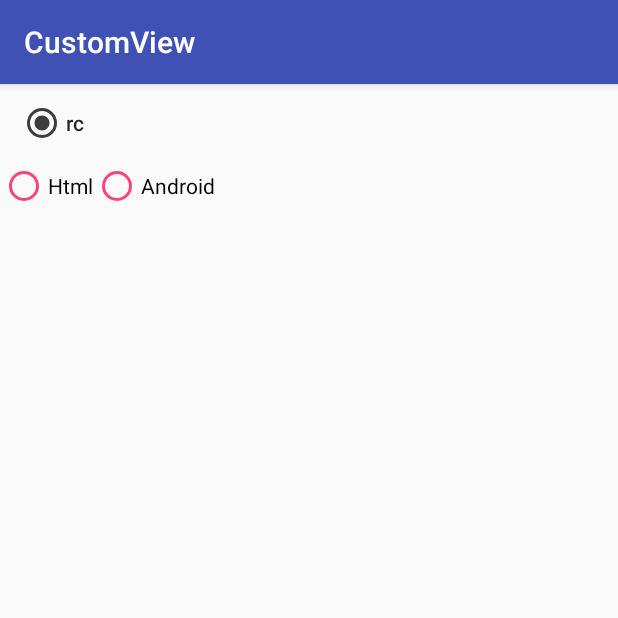
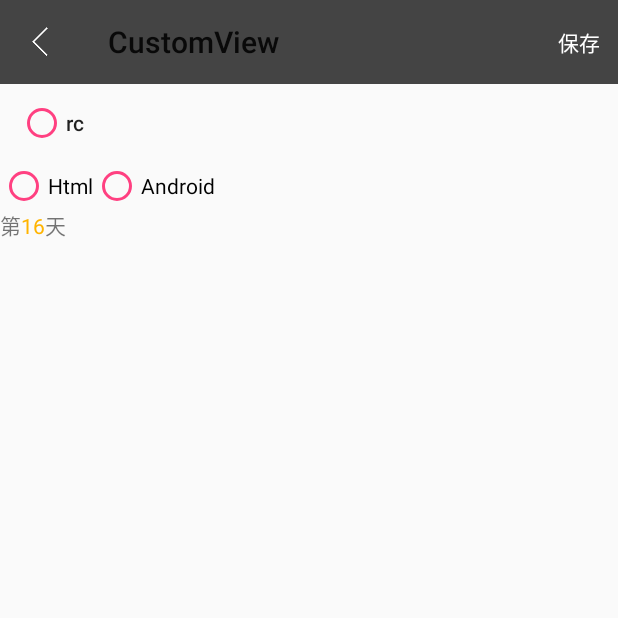
Before and after one commit to LoveqLRC/CustomView, an Android app: the OtherActivity screen opened directly, with no data from a screen before it, on a phone screen of 412 x 824 dp, the top half of it. Run offline under Robolectric (Android 15) with nearby library versions, the phone set to English and light mode, and no system bars.

Commit message:
update OtherActivity

```diff
--- a/app/src/main/AndroidManifest.xml
+++ b/app/src/main/AndroidManifest.xml
@@ -40,7 +40,8 @@
         </activity>
         <activity android:name=".ui.base.SemiCircleActivity">
         </activity>
-        <activity android:name=".ui.base.OtherActivity">
+        <activity android:name=".ui.base.OtherActivity"
+            android:theme="@style/OtherTheme">
         </activity>
     </application>
 
--- a/app/src/main/java/loveq/com/customview/ui/base/OtherActivity.java
+++ b/app/src/main/java/loveq/com/customview/ui/base/OtherActivity.java
@@ -1,8 +1,15 @@
 package loveq.com.customview.ui.base;
 
+import android.graphics.Color;
 import android.os.Bundle;
 import android.support.v7.app.AppCompatActivity;
+import android.support.v7.widget.Toolbar;
+import android.text.SpannableString;
+import android.text.Spanned;
+import android.text.style.ForegroundColorSpan;
+import android.view.Menu;
 import android.widget.CheckedTextView;
+import android.widget.TextView;
 
 import loveq.com.customview.R;
 
@@ -12,7 +19,34 @@ public class OtherActivity extends AppCompatActivity {
     protected void onCreate(Bundle savedInstanceState) {
         super.onCreate(savedInstanceState);
         setContentView(R.layout.activity_other);
+        initToolbar();
+        initCheckedTextView();
+        initSpanString();
+    }
+
+    private void initToolbar() {
+        Toolbar toolbar = findViewById(R.id.toolbar);
+        setSupportActionBar(toolbar);
+    }
+
+    @Override
+    public boolean onCreateOptionsMenu(Menu menu) {
+        getMenuInflater().inflate(R.menu.save, menu);
+        return true;
+    }
+
+    private void initCheckedTextView() {
         CheckedTextView ctv = findViewById(R.id.ctv);
         ctv.setOnClickListener(v -> ctv.toggle());
     }
+
+    private void initSpanString() {
+        TextView tvSpan = findViewById(R.id.spanStr);
+        SpannableString spannableString = new SpannableString("16");
+        ForegroundColorSpan dayColorSpan = new ForegroundColorSpan(Color.parseColor("#ffb400"));
+        spannableString.setSpan(dayColorSpan, 0, spannableString.length(), Spanned.SPAN_EXCLUSIVE_EXCLUSIVE);
+        tvSpan.append("第");
+        tvSpan.append(spannableString);
+        tvSpan.append("天");
+    }
 }
--- a/app/src/main/res/layout/activity_other.xml
+++ b/app/src/main/res/layout/activity_other.xml
@@ -8,12 +8,21 @@
     android:orientation="vertical"
     tools:context="loveq.com.customview.ui.base.OtherActivity">
 
+    <android.support.v7.widget.Toolbar
+        android:id="@+id/toolbar"
+        android:layout_width="match_parent"
+        android:layout_height="?actionBarSize"
+        android:background="#444444"
+        android:theme="@style/MenuTheme"
+        app:navigationIcon="@drawable/ic_back">
+
+    </android.support.v7.widget.Toolbar>
+
     <CheckedTextView
         android:id="@+id/ctv"
         style="?android:borderlessButtonStyle"
         android:layout_width="match_parent"
         android:layout_height="wrap_content"
-        android:checked="true"
         android:drawableLeft="?android:listChoiceIndicatorSingle"
         android:text="rc"
         android:theme="@style/CheckedTextViewStyle"/>
@@ -24,15 +33,21 @@
         android:orientation="horizontal">
 
         <RadioButton
-            android:theme="@style/RadioButtonStyle"
             android:layout_width="wrap_content"
             android:layout_height="wrap_content"
-            android:text="Html"/>
+            android:text="Html"
+            android:theme="@style/RadioButtonStyle"/>
 
         <RadioButton
-            android:theme="@style/RadioButtonStyle"
             android:layout_width="wrap_content"
             android:layout_height="wrap_content"
-            android:text="Android"/>
+            android:text="Android"
+            android:theme="@style/RadioButtonStyle"/>
     </RadioGroup>
+
+
+    <TextView
+        android:id="@+id/spanStr"
+        android:layout_width="match_parent"
+        android:layout_height="wrap_content"/>
 </LinearLayout>
--- /dev/null
+++ b/app/src/main/res/menu/save.xml
@@ -0,0 +1,9 @@
+<?xml version="1.0" encoding="utf-8"?>
+<menu xmlns:android="http://schemas.android.com/apk/res/android"
+      xmlns:app="http://schemas.android.com/apk/res-auto">
+    <item
+        android:id="@+id/menu_save_poetry"
+        android:title="保存"
+        app:showAsAction="always|withText"
+        />
+</menu>
--- a/app/src/main/res/values/styles.xml
+++ b/app/src/main/res/values/styles.xml
@@ -10,11 +10,27 @@
     </style>
 
     <style name="CheckedTextViewStyle">
+        <!--选中的颜色-->
         <item name="colorAccent">#3c3c3c</item>
+        <!--未选中的颜色-->
+        <item name="android:textColorSecondary">@color/colorAccent</item>
     </style>
 
     <style name="RadioButtonStyle">
         <item name="colorAccent">#3c3c3c</item>
         <item name="android:textColorSecondary">@color/colorAccent</item>
     </style>
+
+    <style name="MenuTheme" parent="@style/ThemeOverlay.AppCompat.ActionBar">
+        <item name="actionMenuTextColor">@android:color/white</item> <!--  menu字体颜色-->
+    </style>
+
+
+    <style name="OtherTheme" parent="Theme.AppCompat.Light.NoActionBar">
+        <!-- Customize your theme here. -->
+        <item name="colorPrimary">@color/colorPrimary</item>
+        <item name="colorPrimaryDark">@color/colorPrimaryDark</item>
+        <item name="colorAccent">@color/colorAccent</item>
+        <item name="android:textAllCaps">false</item>
+    </style>
 </resources>
```
Also changed, not shown: app/src/main/res/drawable-xxhdpi/ic_back.png (added), 2 other files.
